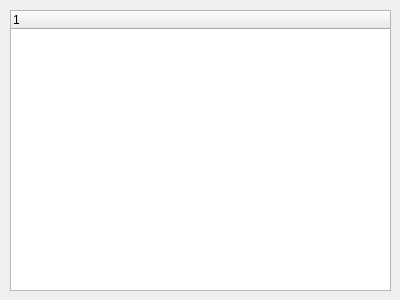
Qt form parseresultwidget.ui (vince7839/GmsAutoTool) before a commit.
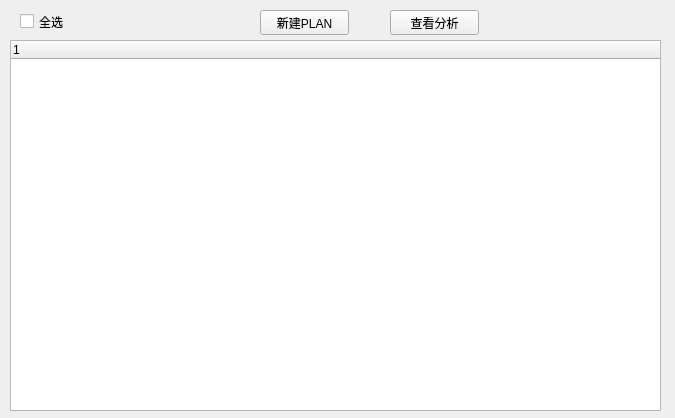
The same form after that commit.

Commit message: 加入新建plan的对话框

What changed in the file:
```diff
--- a/parseresultwidget.ui
+++ b/parseresultwidget.ui
@@ -6,8 +6,8 @@
    <rect>
     <x>0</x>
     <y>0</y>
-    <width>400</width>
-    <height>300</height>
+    <width>675</width>
+    <height>418</height>
    </rect>
   </property>
   <property name="windowTitle">
@@ -17,9 +17,9 @@
    <property name="geometry">
     <rect>
      <x>10</x>
-     <y>10</y>
-     <width>381</width>
-     <height>281</height>
+     <y>40</y>
+     <width>651</width>
+     <height>371</height>
     </rect>
    </property>
    <column>
@@ -28,6 +28,58 @@
     </property>
    </column>
   </widget>
+  <widget class="QLabel" name="label_checked_count">
+   <property name="geometry">
+    <rect>
+     <x>106</x>
+     <y>10</y>
+     <width>111</width>
+     <height>20</height>
+    </rect>
+   </property>
+   <property name="text">
+    <string/>
+   </property>
+  </widget>
+  <widget class="QCheckBox" name="cbox_select_all">
+   <property name="geometry">
+    <rect>
+     <x>20</x>
+     <y>10</y>
+     <width>92</width>
+     <height>23</height>
+    </rect>
+   </property>
+   <property name="text">
+    <string>全选</string>
+   </property>
+  </widget>
+  <widget class="QPushButton" name="btn_new_plan">
+   <property name="geometry">
+    <rect>
+     <x>260</x>
+     <y>10</y>
+     <width>89</width>
+     <height>25</height>
+    </rect>
+   </property>
+   <property name="text">
+    <string>新建PLAN</string>
+   </property>
+  </widget>
+  <widget class="QPushButton" name="btn_solution">
+   <property name="geometry">
+    <rect>
+     <x>390</x>
+     <y>10</y>
+     <width>89</width>
+     <height>25</height>
+    </rect>
+   </property>
+   <property name="text">
+    <string>查看分析</string>
+   </property>
+  </widget>
  </widget>
  <resources/>
  <connections/>
```
The commit also changes 8 other files.
